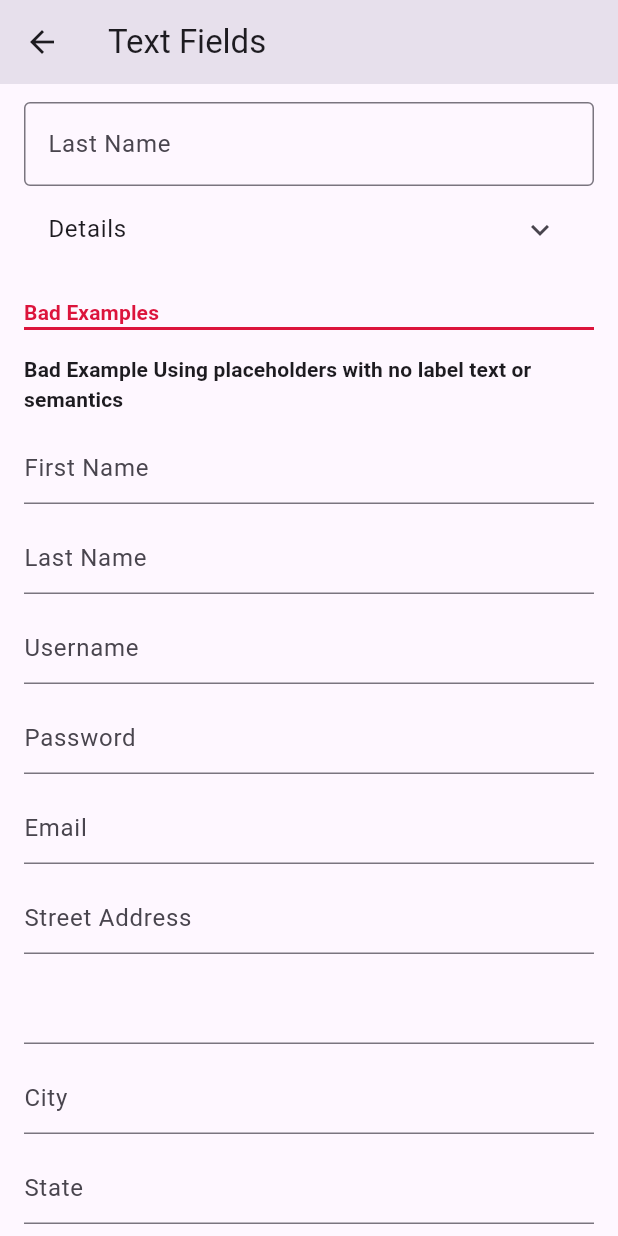
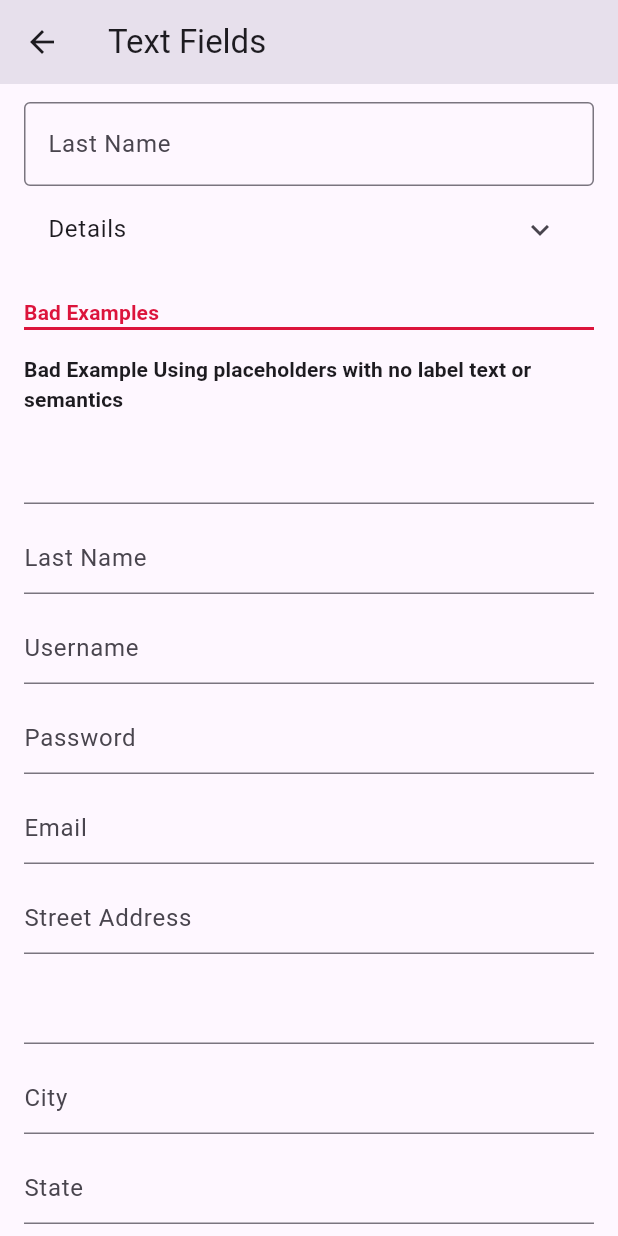
Before and after one commit to test-party/guinea_pig_flutter, a Flutter app: the TextInputScreen screen opened directly, scrolled down 1728 dp, on a phone screen of 412 x 824 dp. Run offline on Flutter 3.47's test engine with Material 3 defaults, Android fonts, the phone set to English and light mode, and no system bars; our stand-ins replace video_player.

Commit message:
Update Text Input

```diff
--- a/lib/src/text_input.dart
+++ b/lib/src/text_input.dart
@@ -556,7 +556,6 @@ class _TextFieldsScreenState extends State<TextInputScreen> {
                 TextField(
                   controller: fnameBad,
                   decoration: const InputDecoration(
-                    hintText: "First Name",
                   ),
                 ),
                 const SizedBox(height: 12),
```
